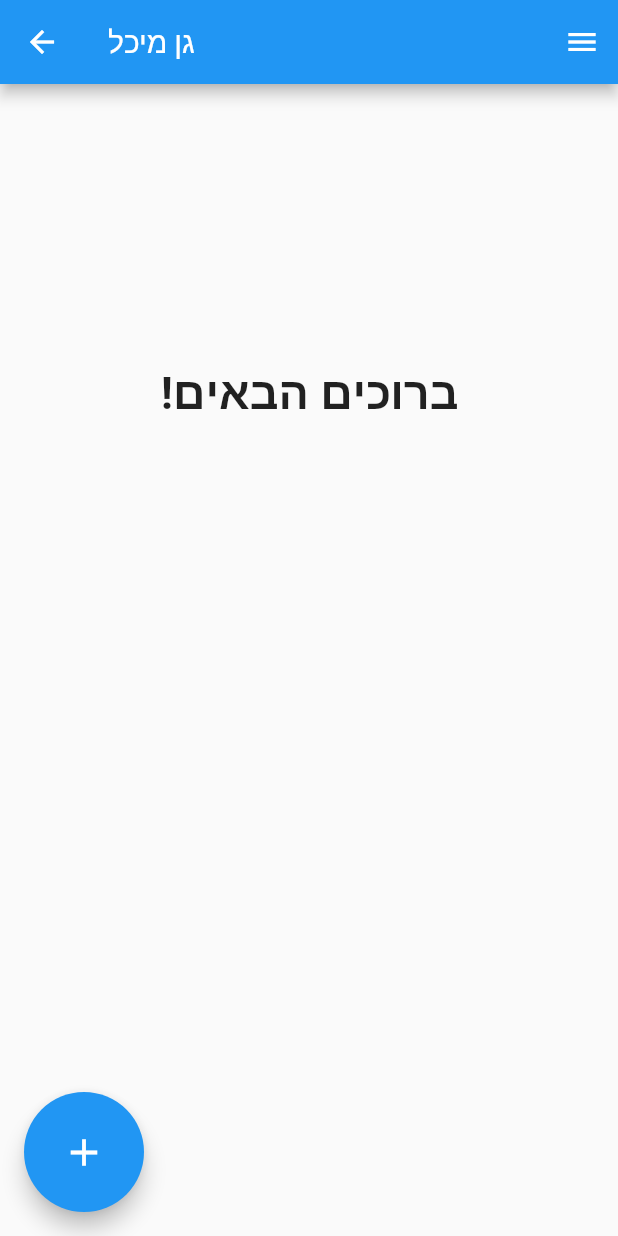
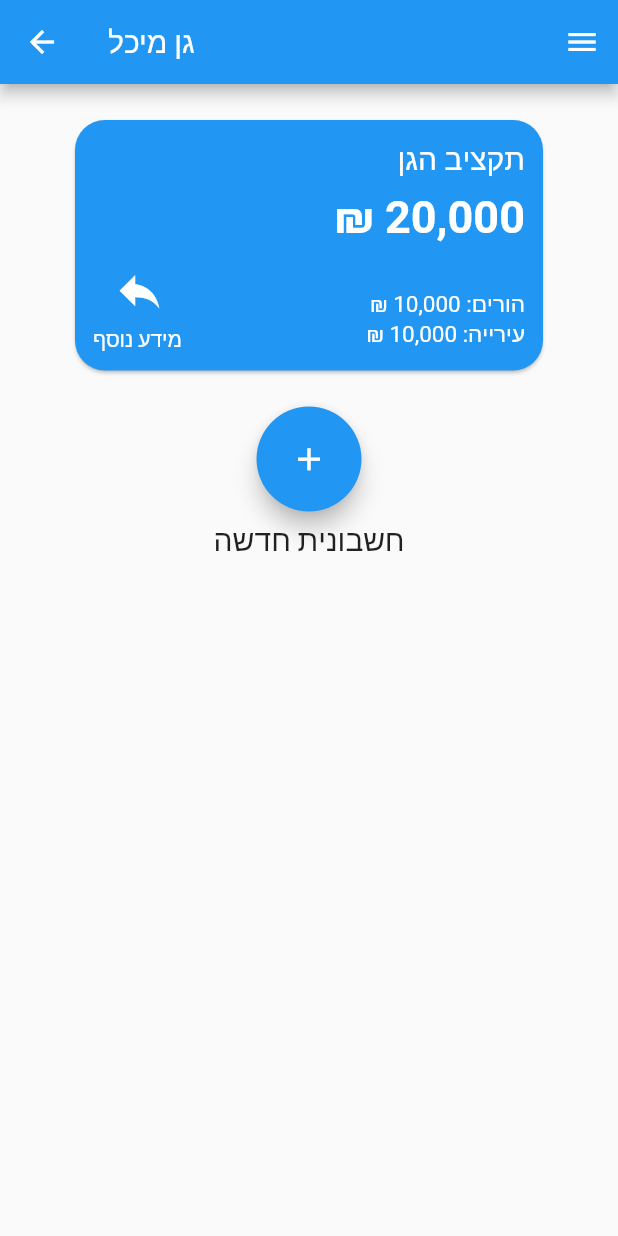
Before and after one commit to ShahafLevin/gantech-mobile, a Flutter app: the HomePage screen opened by its route, on a phone screen of 412 x 824 dp. Run offline on Flutter 3.47's test engine with Material 2 defaults, Android fonts, the phone set to English and light mode, and no system bars.

Commit message:
add budget card to home screen

```diff
--- a/lib/pages/home.dart
+++ b/lib/pages/home.dart
@@ -10,32 +10,99 @@ class HomePage extends StatelessWidget {
       appBar: AppBar(
         title: const Text('גן מיכל'),
       ),
-      body: const Center(
-        heightFactor: 10,
-        child: Text(
-          '!ברוכים הבאים',
-          style:
-          TextStyle(
-            fontSize: 30,
-            fontWeight: FontWeight.bold,
-          )
+      body: Center(
+        child: Column(
+          children: <Widget>[
+            const SizedBox(height: 20),
+            const BudgetCard(),
+            const SizedBox(height: 20),
+            SizedBox(
+              height: 70,
+              width: 70,
+              child: FloatingActionButton(
+                onPressed: () {
+                  return print("he");
+                },
+                child: const Icon(
+                  Icons.add,
+                  size: 25,
+                ),
+              ),
+            ),
+            const SizedBox(height: 5),
+            const Text(
+              "חשבונית חדשה",
+              style: TextStyle(
+                fontSize: 20,
+              ),
+            ),
+          ],
         ),
       ),
       endDrawer: const Sidnav(),
-      floatingActionButton: SizedBox(
-        height: 80,
-        width: 80,
-        child: FloatingActionButton(
-          onPressed: () {
-            print("Floating Action Button pressed");
-          },
-          child: const Icon(
-            Icons.add,
-            size: 30,),
-        ),
-      ),
-      floatingActionButtonLocation:
-          FloatingActionButtonLocation.startFloat, // Add this line
     );
   }
 }
+
+class BudgetCard extends StatelessWidget {
+  const BudgetCard({
+    super.key,
+  });
+
+  @override
+  Widget build(BuildContext context) {
+    return SizedBox(
+      height: 175,
+      width: 320,
+      child: Card(
+        shape: const RoundedRectangleBorder(
+          borderRadius: BorderRadius.all(Radius.circular(20)),
+        ),
+        color: Colors.blue,
+        child: Padding(
+          padding: const EdgeInsets.all(12.0),
+          child: Row(
+            children: [
+              Column(
+                mainAxisAlignment: MainAxisAlignment.end,
+                children: [
+                  IconButton(
+                    onPressed: () => Navigator.pop(context),
+                    icon: const Icon(
+                      Icons.reply,
+                      size: 35,
+                      color: Colors.white),),
+                  const Text(
+                    "מידע נוסף",
+                    style: TextStyle(color: Colors.white)),
+                ],
+              ),
+              const Expanded(
+                child: Column(
+                  crossAxisAlignment: CrossAxisAlignment.end,
+                  children: [
+                    Text(
+                      "תקציב הגן",
+                      style: TextStyle(fontSize: 20, color: Colors.white),
+                    ),
+                    SizedBox(height: 8),
+                    Text("₪ 20,000",
+                        style: TextStyle(
+                          fontSize: 30,
+                          color: Colors.white,
+                          fontWeight: FontWeight.bold)),
+                    SizedBox(height: 30),
+                    Text("₪ הורים: 10,000",
+                        style: TextStyle(fontSize: 15, color: Colors.white)),
+                    Text("₪ עירייה: 10,000",
+                        style: TextStyle(fontSize: 15, color: Colors.white)),
+                  ],
+                ),
+              ),
+            ],
+          ),
+        ),
+      ),
+    );
+  }
+}
```
